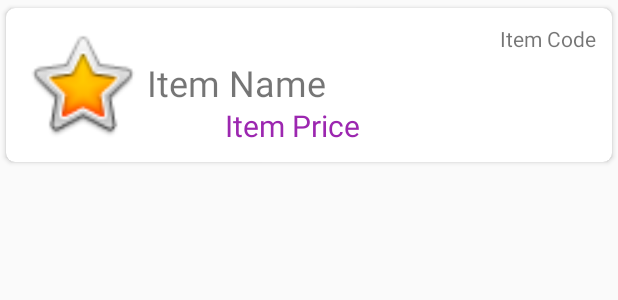
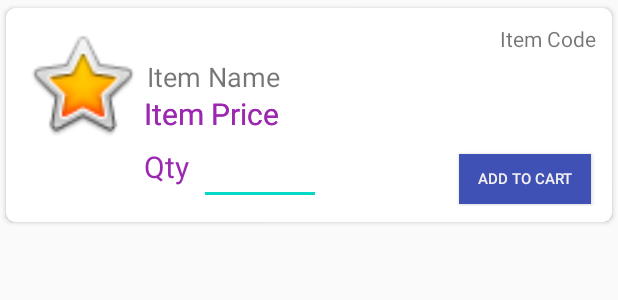
Before and after one commit to aherijanto/SimpleInvent, an Android app: the layout activity_main_card.xml on its own in the app's theme, with its tools: preview values and no code run, on a phone screen of 412 x 824 dp. Shown: the top 300 px of the screen. Run offline under Robolectric (Android 15) with nearby library versions, the phone set to English and light mode, and no system bars.

Commit message:
add model

```diff
--- /dev/null
+++ b/app/src/main/res/drawable/round_button.xml
@@ -0,0 +1,24 @@
+<?xml version="1.0" encoding="utf-8"?>
+<selector xmlns:android="http://schemas.android.com/apk/res/android" >
+    <item android:state_pressed="true" >
+        <shape android:shape="rectangle"  >
+            <corners android:radius="3dip" />
+            <stroke android:width="1dip" android:color="#5e7974" />
+            <gradient android:angle="-90" android:startColor="#345953" android:endColor="#689a92"  />
+        </shape>
+    </item>
+    <item android:state_focused="true">
+        <shape android:shape="rectangle"  >
+            <corners android:radius="3dip" />
+            <stroke android:width="1dip" android:color="#5e7974" />
+            <solid android:color="#58857e"/>
+        </shape>
+    </item>
+    <item >
+        <shape android:shape="rectangle"  >
+            <corners android:radius="3dip" />
+            <stroke android:width="1dip" android:color="#5e7974" />
+            <gradient android:angle="-90" android:startColor="#8dbab3" android:endColor="#58857e" />
+        </shape>
+    </item>
+</selector>
--- a/app/src/main/res/layout/activity_main_card.xml
+++ b/app/src/main/res/layout/activity_main_card.xml
@@ -1,15 +1,16 @@
 <?xml version="1.0" encoding="utf-8"?>
 
 
-<androidx.cardview.widget.CardView xmlns:tools="http://schemas.android.com/tools"
+<androidx.cardview.widget.CardView xmlns:android="http://schemas.android.com/apk/res/android"
+    xmlns:app="http://schemas.android.com/apk/res-auto"
+    xmlns:tools="http://schemas.android.com/tools"
+
+    android:id="@+id/btnAdd"
+
     android:layout_width="match_parent"
     android:layout_height="wrap_content"
-
     app:cardCornerRadius="6dp"
-
-    app:cardUseCompatPadding="true"
-    xmlns:app="http://schemas.android.com/apk/res-auto"
-    xmlns:android="http://schemas.android.com/apk/res/android">
+    app:cardUseCompatPadding="true">
 
     <LinearLayout
         android:layout_width="match_parent"
@@ -22,7 +23,22 @@
 
         <RelativeLayout
             android:layout_width="match_parent"
-            android:layout_height="wrap_content">
+            android:layout_height="121dp">
+
+            <TextView
+                android:id="@+id/txtItemPrice2"
+                android:layout_width="wrap_content"
+                android:layout_height="wrap_content"
+                android:layout_below="@id/txtItemName"
+                android:layout_marginLeft="1dp"
+                android:layout_marginTop="-1dp"
+                android:layout_toRightOf="@id/itemView"
+                android:gravity="center_horizontal"
+                android:text="Item Price"
+                android:textAlignment="center"
+                android:textColor="#9C27B0"
+                android:textSize="20sp"
+                android:textStyle="normal" />
 
             <ImageView
                 android:id="@+id/itemView"
@@ -45,7 +61,7 @@
 
             <TextView
                 android:id="@+id/txtItemName"
-                android:layout_width="265dp"
+                android:layout_width="wrap_content"
                 android:layout_height="wrap_content"
                 android:layout_below="@id/txtItemCode"
                 android:layout_marginLeft="3dp"
@@ -54,11 +70,11 @@
                 android:gravity="left"
                 android:text="Item Name"
 
-                android:textSize="24sp" />
+                android:textSize="18sp" />
 
             <TextView
                 android:id="@+id/txtItemPrice"
-                android:layout_width="197dp"
+                android:layout_width="wrap_content"
                 android:layout_height="wrap_content"
                 android:layout_below="@id/txtItemName"
                 android:layout_marginLeft="1dp"
@@ -71,11 +87,50 @@
                 android:textSize="20sp"
                 android:textStyle="normal" />
 
-            <!-- TextView Desc Menu -->
+            <Button
+                android:id="@+id/btnAddCart"
+                android:layout_width="wrap_content"
+                android:layout_height="33dp"
+                android:layout_below="@id/txtItemPrice"
+                android:layout_alignParentEnd="true"
+                android:layout_alignParentRight="true"
+                android:layout_marginTop="13dp"
+                android:layout_marginEnd="3dp"
+                android:layout_marginRight="3dp"
+                android:background="#3F51B5"
+                android:text="Add to Cart"
+                android:textColor="#F4F1F1"
+                android:textSize="10sp"
+                android:backgrounds="@drawable/round_button"/>
+
+            <EditText
+                android:id="@+id/txtQty"
+                android:layout_width="81dp"
+                android:layout_height="wrap_content"
+                android:layout_below="@id/txtItemPrice"
+                android:layout_marginTop="2dp"
+                android:layout_marginRight="92dp"
+                android:layout_toLeftOf="@id/btnAddCart"
+                android:ems="10"
+                android:inputType="numberDecimal" />
+
+            <TextView
+                android:id="@+id/txtQtyText"
+                android:layout_width="wrap_content"
+                android:layout_height="wrap_content"
+                android:layout_below="@id/txtItemPrice"
+                android:layout_marginLeft="1dp"
+                android:layout_marginTop="8dp"
+                android:layout_toRightOf="@id/itemView"
+                android:gravity="center_horizontal"
+                android:text="Qty"
+                android:textAlignment="center"
+                android:textColor="#9C27B0"
+                android:textSize="20sp"
+                android:textStyle="normal" />
 
         </RelativeLayout>
     </LinearLayout>
 
 
-
 </androidx.cardview.widget.CardView>
```
